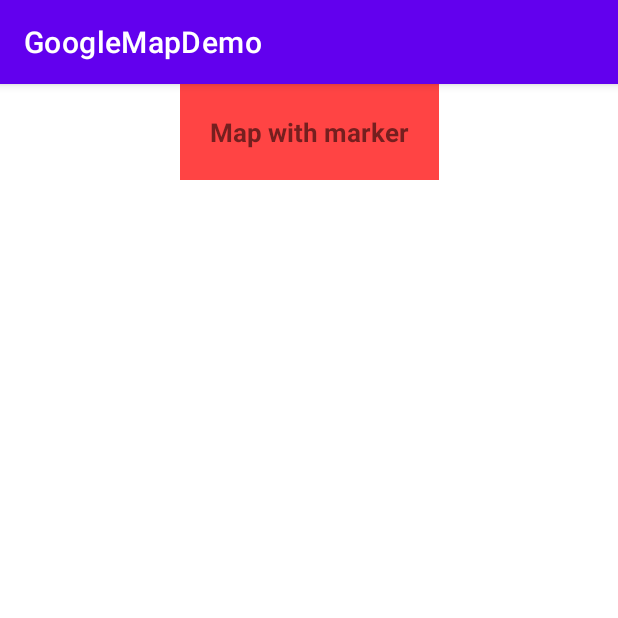
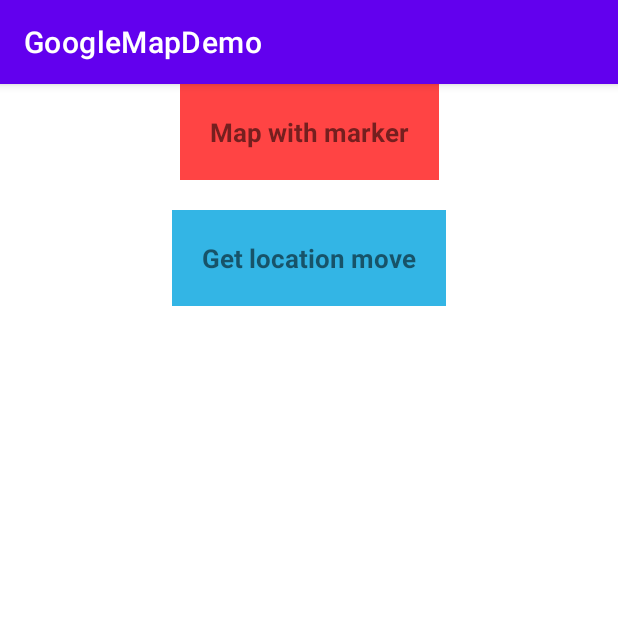
Before and after one commit to hiep97tb111/6-GoogleMap, an Android app: the screen it shows after launch (MainAct), on a phone screen of 412 x 824 dp, the top half of it. Run offline under Robolectric (Android 15) with nearby library versions, the phone set to English and light mode, and no system bars.

Commit message:
Update Get Location & Simulation Google Map Part 2

```diff
--- a/app/src/main/AndroidManifest.xml
+++ b/app/src/main/AndroidManifest.xml
@@ -40,6 +40,11 @@
             android:exported="true">
 
         </activity>
+
+        <activity android:name=".GetLocationMoveAct"
+            android:exported="true">
+
+        </activity>
     </application>
 
 </manifest>
--- a/app/src/main/java/com/example/googlemapdemo/MainAct.kt
+++ b/app/src/main/java/com/example/googlemapdemo/MainAct.kt
@@ -29,6 +29,11 @@ class MainAct : AppCompatActivity() {
             intent.putExtra("keyLon", lon)
             startActivity(intent)
         }
+
+        findViewById<TextView>(R.id.tvGetLocationMove).setOnClickListener {
+            val intent = Intent(this, GetLocationMoveAct::class.java)
+            startActivity(intent)
+        }
     }
 
     private fun getLocationUser() {
--- /dev/null
+++ b/app/src/main/res/layout/act_get_location_move.xml
@@ -0,0 +1,6 @@
+<?xml version="1.0" encoding="utf-8"?>
+<androidx.constraintlayout.widget.ConstraintLayout xmlns:android="http://schemas.android.com/apk/res/android"
+    android:layout_width="match_parent"
+    android:layout_height="match_parent">
+
+</androidx.constraintlayout.widget.ConstraintLayout>
--- a/app/src/main/res/layout/activity_main.xml
+++ b/app/src/main/res/layout/activity_main.xml
@@ -19,4 +19,18 @@
         android:textSize="17sp"
         android:textStyle="bold"/>
 
+    <TextView
+        android:id="@+id/tvGetLocationMove"
+        android:layout_width="wrap_content"
+        android:layout_height="wrap_content"
+        android:text="@string/get_location_move"
+        app:layout_constraintLeft_toLeftOf="parent"
+        app:layout_constraintRight_toRightOf="parent"
+        app:layout_constraintTop_toBottomOf="@id/tvMapWithMaker"
+        android:padding="20dp"
+        android:layout_marginTop="20dp"
+        android:background="@android:color/holo_blue_light"
+        android:textSize="17sp"
+        android:textStyle="bold"/>
+
 </androidx.constraintlayout.widget.ConstraintLayout>
--- a/app/src/main/res/values/strings.xml
+++ b/app/src/main/res/values/strings.xml
@@ -1,4 +1,5 @@
 <resources>
     <string name="app_name">GoogleMapDemo</string>
     <string name="map_with_maker">Map with marker</string>
+    <string name="get_location_move">Get location move</string>
 </resources>
```
Also changed, not shown: app/src/main/java/com/example/googlemapdemo/GetLocationMoveAct.kt (added, +12 -0 lines), app/src/main/java/com/example/googlemapdemo/MapWithMakerAct.kt (+12 -3 lines).
